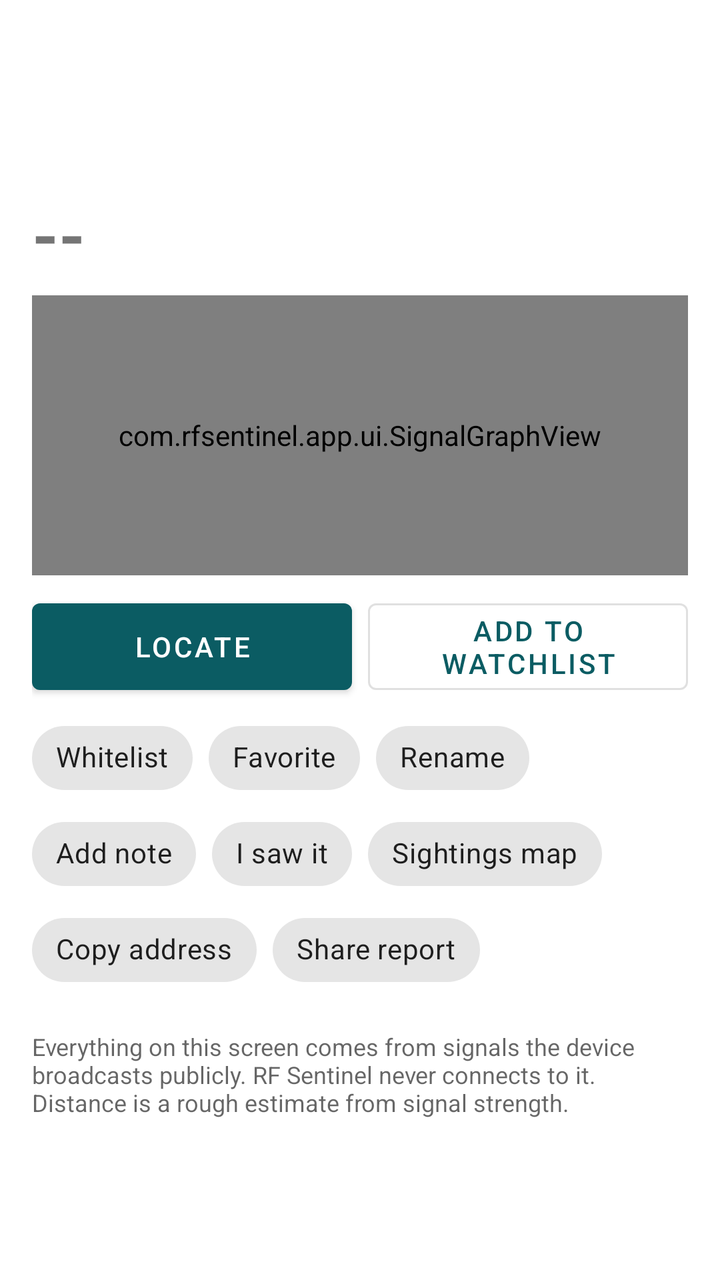
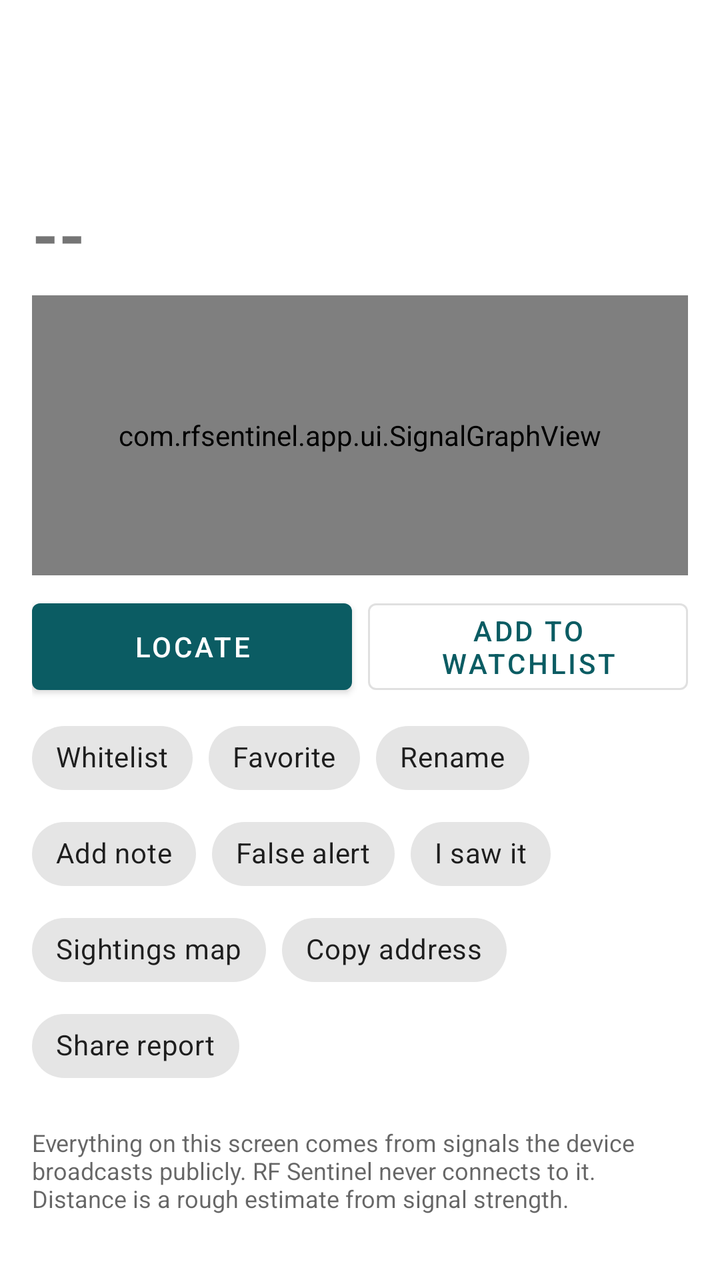

Compare the two renders of this Android layout. The source of the first and the diff that turns it into the second are given below.
<!-- AndroidManifest.xml: application theme Theme.RFSentinel -->
<!-- res/layout/activity_device_detail.xml -->
<?xml version="1.0" encoding="utf-8"?>
<ScrollView xmlns:android="http://schemas.android.com/apk/res/android"
    android:id="@+id/scroll"
    android:layout_width="match_parent"
    android:layout_height="match_parent">

    <LinearLayout
        android:layout_width="match_parent"
        android:layout_height="wrap_content"
        android:orientation="vertical"
        android:padding="16dp">

        <TextView
            android:id="@+id/tagText"
            android:layout_width="wrap_content"
            android:layout_height="wrap_content"
            android:layout_marginBottom="6dp"
            android:paddingStart="8dp"
            android:paddingTop="2dp"
            android:paddingEnd="8dp"
            android:paddingBottom="2dp"
            android:textColor="#FFFFFF"
            android:textSize="@dimen/text_caption"
            android:textStyle="bold"
            android:visibility="gone" />

        <TextView
            android:id="@+id/titleText"
            android:layout_width="match_parent"
            android:layout_height="wrap_content"
            android:textIsSelectable="true"
            android:textSize="@dimen/text_title"
            android:textStyle="bold" />

        <TextView
            android:id="@+id/subtitleText"
            android:layout_width="match_parent"
            android:layout_height="wrap_content"
            android:fontFamily="monospace"
            android:textIsSelectable="true"
            android:textSize="@dimen/text_body" />

        <TextView
            android:id="@+id/presenceText"
            android:layout_width="match_parent"
            android:layout_height="wrap_content"
            android:layout_marginTop="4dp"
            android:textColor="?android:attr/textColorSecondary"
            android:textSize="@dimen/text_caption" />

        
        <TextView
            android:id="@+id/noteText"
            android:layout_width="match_parent"
            android:layout_height="wrap_content"
            android:layout_marginTop="6dp"
            android:background="?attr/selectableItemBackground"
            android:paddingTop="4dp"
            android:paddingBottom="4dp"
            android:textSize="@dimen/text_body"
            android:visibility="gone" />

        
        <LinearLayout
            android:id="@+id/visualTop"
            android:layout_width="match_parent"
            android:layout_height="wrap_content"
            android:layout_marginTop="12dp"
            android:gravity="center_vertical"
            android:orientation="horizontal"
            android:visibility="gone">

            <com.rfsentinel.app.ui.SignalGaugeView
                android:id="@+id/gauge"
                android:layout_width="0dp"
                android:layout_height="wrap_content"
                android:layout_weight="1.6" />

            <com.rfsentinel.app.ui.ConfidenceRingView
                android:id="@+id/ring"
                android:layout_width="0dp"
                android:layout_height="wrap_content"
                android:layout_marginStart="8dp"
                android:layout_weight="1" />
        </LinearLayout>

        
        <LinearLayout
            android:layout_width="match_parent"
            android:layout_height="wrap_content"
            android:layout_marginTop="12dp"
            android:gravity="center_vertical"
            android:orientation="horizontal">

            <TextView
                android:id="@+id/rssiText"
                android:layout_width="wrap_content"
                android:layout_height="wrap_content"
                android:text="--"
                android:textSize="@dimen/text_display"
                android:textStyle="bold" />

            <TextView
                android:id="@+id/rssiDetail"
                android:layout_width="0dp"
                android:layout_height="wrap_content"
                android:layout_marginStart="12dp"
                android:layout_weight="1"
                android:textSize="@dimen/text_body" />
        </LinearLayout>

        <com.rfsentinel.app.ui.SignalGraphView
            android:id="@+id/graph"
            android:layout_width="match_parent"
            android:layout_height="140dp"
            android:layout_marginTop="8dp" />

        
        <LinearLayout
            android:layout_width="match_parent"
            android:layout_height="wrap_content"
            android:layout_marginTop="8dp"
            android:baselineAligned="false"
            android:orientation="horizontal">

            <com.google.android.material.button.MaterialButton
                android:id="@+id/locateButton"
                android:layout_width="0dp"
                android:layout_height="match_parent"
                android:layout_marginEnd="8dp"
                android:layout_weight="1"
                android:text="Locate" />

            <com.google.android.material.button.MaterialButton
                android:id="@+id/actionWatchlist"
                style="@style/Widget.MaterialComponents.Button.OutlinedButton"
                android:layout_width="0dp"
                android:layout_height="match_parent"
                android:layout_weight="1"
                android:text="Add to watchlist" />
        </LinearLayout>

        
        <com.google.android.material.chip.ChipGroup
            android:id="@+id/actions"
            android:layout_width="match_parent"
            android:layout_height="wrap_content"
            android:layout_marginTop="4dp">

            <com.google.android.material.chip.Chip
                android:id="@+id/actionWhitelist"
                android:layout_width="wrap_content"
                android:layout_height="wrap_content"
                android:text="Whitelist" />

            <com.google.android.material.chip.Chip
                android:id="@+id/actionFavorite"
                android:layout_width="wrap_content"
                android:layout_height="wrap_content"
                android:text="Favorite" />

            <com.google.android.material.chip.Chip
                android:id="@+id/actionRename"
                android:layout_width="wrap_content"
                android:layout_height="wrap_content"
                android:text="Rename" />

            <com.google.android.material.chip.Chip
                android:id="@+id/actionNote"
                android:layout_width="wrap_content"
                android:layout_height="wrap_content"
                android:text="Add note" />

            <com.google.android.material.chip.Chip
                android:id="@+id/actionLearn"
                android:layout_width="wrap_content"
                android:layout_height="wrap_content"
                android:text="I saw it" />

            <com.google.android.material.chip.Chip
                android:id="@+id/actionSightings"
                android:layout_width="wrap_content"
                android:layout_height="wrap_content"
                android:text="Sightings map" />

            <com.google.android.material.chip.Chip
                android:id="@+id/actionCopy"
                android:layout_width="wrap_content"
                android:layout_height="wrap_content"
                android:text="Copy address" />

            <com.google.android.material.chip.Chip
                android:id="@+id/actionShare"
                android:layout_width="wrap_content"
                android:layout_height="wrap_content"
                android:text="Share report" />
        </com.google.android.material.chip.ChipGroup>

        
        <LinearLayout
            android:id="@+id/sections"
            android:layout_width="match_parent"
            android:layout_height="wrap_content"
            android:orientation="vertical" />

        <TextView
            android:layout_width="match_parent"
            android:layout_height="wrap_content"
            android:layout_marginTop="16dp"
            android:text="Everything on this screen comes from signals the device broadcasts publicly. RF Sentinel never connects to it. Distance is a rough estimate from signal strength."
            android:textColor="?android:attr/textColorSecondary"
            android:textSize="@dimen/text_caption" />
    </LinearLayout>
</ScrollView>
<!-- resources referenced by this layout -->
<resources>
  <dimen name="text_body">14sp</dimen>
  <dimen name="text_caption">12sp</dimen>
  <dimen name="text_display">34sp</dimen>
  <dimen name="text_title">20sp</dimen>
  <style name="Theme.RFSentinel" parent="Theme.MaterialComponents.DayNight.DarkActionBar">
          <item name="colorPrimary">@color/brand_primary</item>
          <item name="colorPrimaryVariant">@color/brand_primary_dark</item>
          <item name="colorOnPrimary">@android:color/white</item>
          <item name="colorSecondary">@color/brand_accent</item>
          <item name="colorOnSecondary">@android:color/white</item>
          <item name="rfScopeColor">@color/scope</item>
          <item name="rfScopeTextColor">@color/scope_text</item>
          <item name="rfTraceColor">@color/trace</item>
          <item name="rfAccent">@color/brand_highlight</item>
          <item name="rfOnAccent">@color/brand_on_highlight</item>
      </style>
  <color name="brand_primary">#0B5C63</color>
  <color name="brand_primary_dark">#073F44</color>
  <color name="brand_accent">#E0622D</color>
  <color name="scope">#0B5C63</color>
  <color name="scope_text">#AA0B5C63</color>
  <color name="trace">#E0622D</color>
  <color name="brand_highlight">#0B5C63</color>
  <color name="brand_on_highlight">#FFFFFF</color>
</resources>

<!-- the commit's change to res/layout/activity_device_detail.xml (unified diff, before → after) -->
@@ -172,6 +172,12 @@
                 android:text="Add note" />
 
             <com.google.android.material.chip.Chip
+                android:id="@+id/actionFalseAlert"
+                android:layout_width="wrap_content"
+                android:layout_height="wrap_content"
+                android:text="False alert" />
+
+            <com.google.android.material.chip.Chip
                 android:id="@+id/actionLearn"
                 android:layout_width="wrap_content"
                 android:layout_height="wrap_content"
